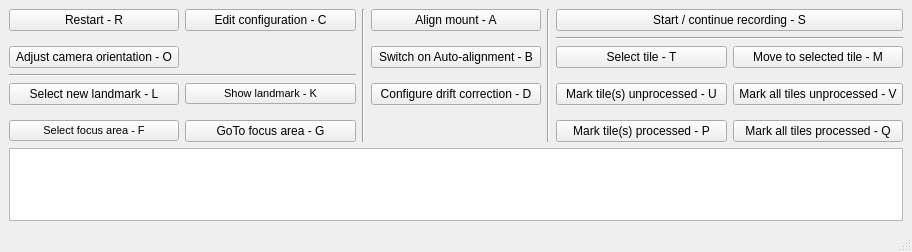
First picture: the form in Source/qtgui.ui, repository Rolf-Hempel/MoonPanoramaMaker, before the edit.
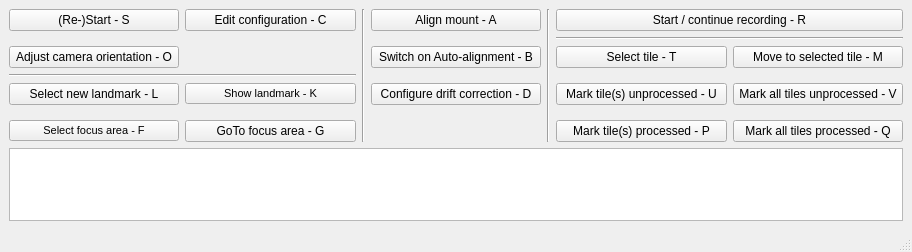
Second picture: the form after the edit.

Diff of the .ui file:
```diff
--- a/Source/qtgui.ui
+++ b/Source/qtgui.ui
@@ -37,7 +37,7 @@
        <string>Restart the whole workflow (new tile layout)</string>
       </property>
       <property name="text">
-       <string>Restart - R</string>
+       <string>(Re-)Start - S</string>
       </property>
       <property name="shortcut">
        <string>R</string>
@@ -159,7 +159,7 @@
        <string>Continue recording with next unprocessed tile</string>
       </property>
       <property name="text">
-       <string>Start / continue recording - S</string>
+       <string>Start / continue recording - R</string>
       </property>
       <property name="shortcut">
        <string>S</string>
```
Left out of the diff: 4 changed lines with no effect on the pictures.
